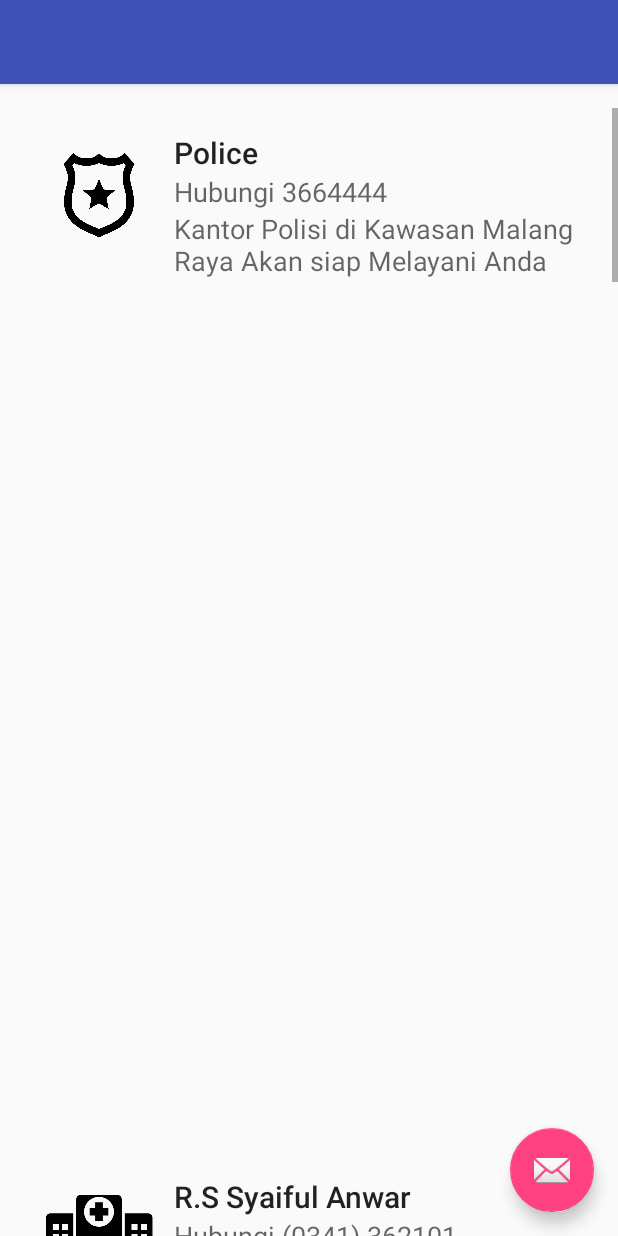
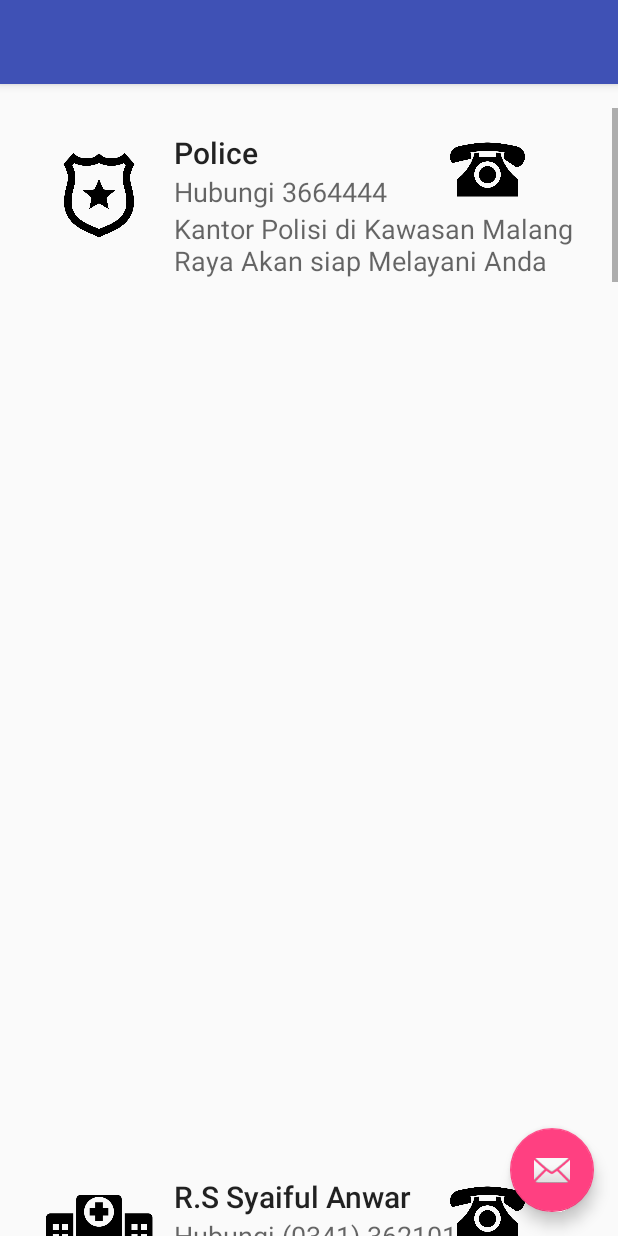
Before and after one commit to ochaperdana/SleepWhere, an Android app: the InfoActivity screen opened directly, with no data from a screen before it, on a phone screen of 412 x 824 dp. Run offline under Robolectric (Android 15) with nearby library versions, the phone set to English and light mode, and no system bars.

Commit message:
(+) add phone pict

```diff
--- a/app/src/main/java/id/sch/smktelkom_mlg/project/xirpl107162534/sleepwhere/InfoActivity.java
+++ b/app/src/main/java/id/sch/smktelkom_mlg/project/xirpl107162534/sleepwhere/InfoActivity.java
@@ -1,9 +1,11 @@
 package id.sch.smktelkom_mlg.project.xirpl107162534.sleepwhere;
 
+import android.content.Intent;
 import android.content.res.Resources;
 import android.content.res.TypedArray;
 import android.graphics.drawable.BitmapDrawable;
 import android.graphics.drawable.Drawable;
+import android.net.Uri;
 import android.os.Bundle;
 import android.support.v4.graphics.drawable.RoundedBitmapDrawable;
 import android.support.v4.graphics.drawable.RoundedBitmapDrawableFactory;
@@ -18,6 +20,7 @@
 
 
 public class InfoActivity extends AppCompatActivity {
+
     ArrayList<Info> mList = new ArrayList<>();
     InfoAdapter mAdapter;
     @Override
@@ -27,12 +30,22 @@
 
 
         RecyclerView recyclerView = (RecyclerView) findViewById(R.id.recyclerView);
-        LinearLayoutManager layoutManager = new LinearLayoutManager(this);
+        LinearLayoutManager layoutManager = new LinearLayoutManager(InfoActivity.this);
         recyclerView.setLayoutManager(layoutManager);
         mAdapter = new InfoAdapter(mList);
         recyclerView.setAdapter(mAdapter);
 
         fillData();
+
+
+    }
+
+    private void dialPhoneNumber(String phoneNumber) {
+        Intent intent = new Intent(Intent.ACTION_DIAL);
+        intent.setData(Uri.parse("tel :" + phoneNumber));
+        if (intent.resolveActivity(getPackageManager()) != null)
+            startActivity(intent);
+
     }
 
     private void fillData() {
@@ -41,7 +54,9 @@
         String[] arDeskripsi = resources.getStringArray(R.array.des_tempat);
         String[] arDetail = resources.getStringArray(R.array.detail_tempat);
         TypedArray a = resources.obtainTypedArray(R.array.gambar_tempat);
+        TypedArray z = resources.obtainTypedArray(R.array.panggil);
         Drawable[] arFoto = new Drawable[a.length()];
+        // Drawable[] arpanggil = new Drawable[z.length()];
         for (int i = 0; i < arFoto.length; i++) {
             BitmapDrawable bd = (BitmapDrawable) a.getDrawable(i);
             RoundedBitmapDrawable rbd = RoundedBitmapDrawableFactory.create(getResources(), bd.getBitmap());
@@ -49,7 +64,6 @@
             arFoto[i] = rbd;
         }
         a.recycle();
-
         for (int i = 0; i < arJudul.length; i++) {
             mList.add(new Info(arJudul[i], arDeskripsi[i], arDetail[i], arFoto[i]));
         }
--- a/app/src/main/java/id/sch/smktelkom_mlg/project/xirpl107162534/sleepwhere/adapter/InfoAdapter.java
+++ b/app/src/main/java/id/sch/smktelkom_mlg/project/xirpl107162534/sleepwhere/adapter/InfoAdapter.java
@@ -40,6 +40,7 @@
         holder.tvDeskripsi.setText(info.deskripsi);
         holder.tvDetail.setText(info.detail);
         holder.ivFoto.setImageDrawable(info.foto);
+        //holder.ivpanggil.setImageDrawable(info.panggil);
     }
 
     @Override
@@ -52,12 +53,14 @@
 
     public class ViewHolder extends RecyclerView.ViewHolder {
         ImageView ivFoto;
+        //ImageView ivpanggil;
         TextView tvJudul;
         TextView tvDeskripsi;
         TextView tvDetail;
         public ViewHolder(View itemView) {
             super(itemView);
             ivFoto = (ImageView) itemView.findViewById(R.id.imageView);
+            // ivpanggil = (ImageView) itemView.findViewById(R.id.imageViewCall);
             tvJudul = (TextView) itemView.findViewById(R.id.textViewJudul);
             tvDeskripsi = (TextView) itemView.findViewById(R.id.textViewDeskripsi);
             tvDetail = (TextView) itemView.findViewById(R.id.textViewDetail);
--- a/app/src/main/java/id/sch/smktelkom_mlg/project/xirpl107162534/sleepwhere/baru/Info.java
+++ b/app/src/main/java/id/sch/smktelkom_mlg/project/xirpl107162534/sleepwhere/baru/Info.java
@@ -11,11 +11,14 @@
     public String deskripsi;
     public String detail;
     public Drawable foto;
+    // public Drawable panggil;
+
 
     public Info(String judul, String deskripsi, String detail, Drawable foto) {
         this.judul = judul;
         this.deskripsi = deskripsi;
         this.detail = detail;
         this.foto = foto;
+        // this.panggil = panggil;
     }
 }
--- a/app/src/main/res/layout/info.xml
+++ b/app/src/main/res/layout/info.xml
@@ -1,5 +1,6 @@
 <?xml version="1.0" encoding="utf-8"?>
 <RelativeLayout xmlns:android="http://schemas.android.com/apk/res/android"
+    xmlns:app="http://schemas.android.com/apk/res-auto"
     xmlns:tools="http://schemas.android.com/tools"
     android:layout_width="match_parent"
     android:layout_height="match_parent"
@@ -13,6 +14,7 @@
         android:layout_marginLeft="10dp"
         android:scaleType="centerCrop"
         tools:src="@drawable/police" />
+
     <TextView
         android:id="@+id/textViewJudul"
         android:layout_width="match_parent"
@@ -48,4 +50,15 @@
         android:textAppearance="@style/TextAppearance.AppCompat.Medium"
         tools:text="Detail" />
 
+    <ImageView
+        android:id="@+id/imageViewCall"
+        android:layout_width="50dp"
+        android:layout_height="50dp"
+        android:layout_alignParentEnd="true"
+        android:layout_alignParentRight="true"
+        android:layout_alignParentTop="true"
+        android:layout_marginEnd="46dp"
+        android:layout_marginRight="46dp"
+        app:srcCompat="@drawable/phone" />
+
 </RelativeLayout>
--- a/app/src/main/res/values/array.xml
+++ b/app/src/main/res/values/array.xml
@@ -45,6 +45,10 @@
         <item>@drawable/hospital</item>
         <item>@drawable/hospital</item>
         <item>@drawable/pemadam</item>
+        <item>@drawable/pemadam</item>
     </array>
+    <string-array name="panggil">
+        <item>@drawable/phone</item>
+    </string-array>
 
 </resources>
```
Also changed, not shown: app/src/main/java/id/sch/smktelkom_mlg/project/xirpl107162534/sleepwhere/adapter/HotelAdapter.java (+1 -8 lines), app/src/main/res/layout/item.xml (+11 -10 lines), app/src/main/res/drawable/phone.png (added).
